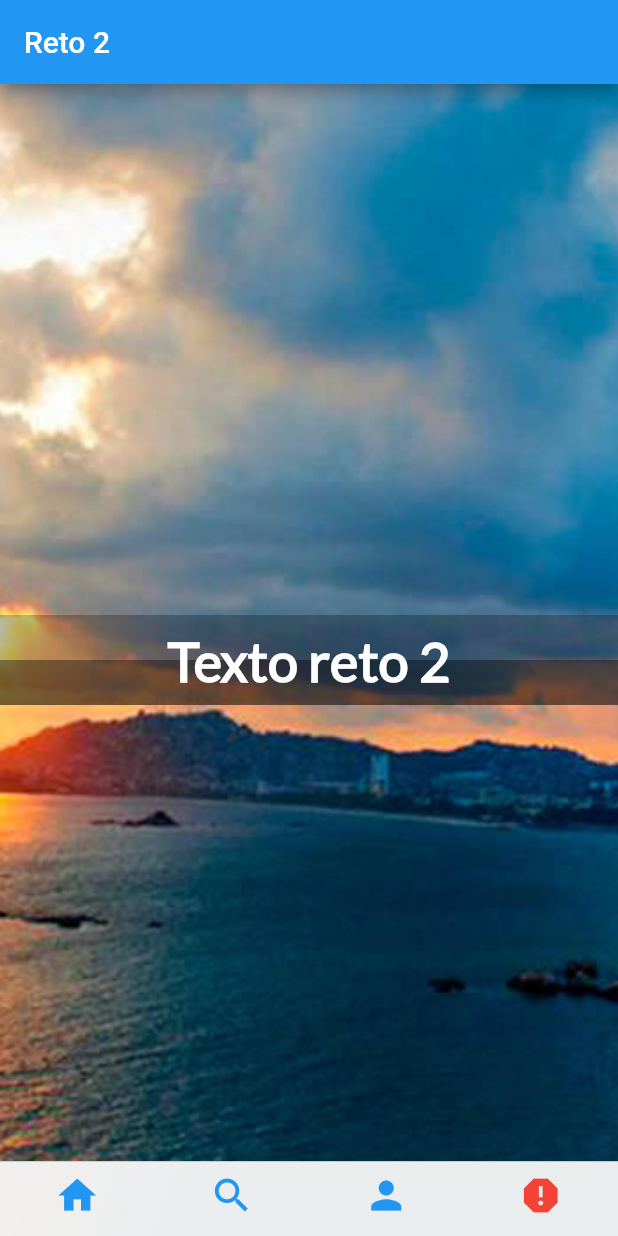
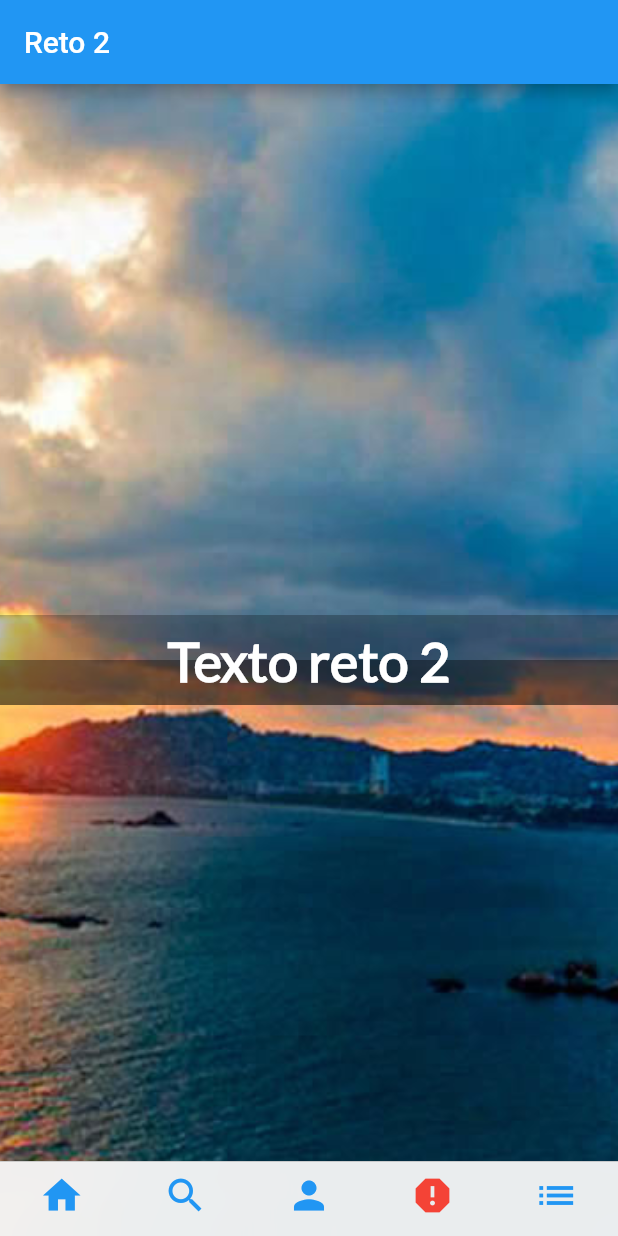
Before and after one commit to rendondeveloper/Flutter_course, a Flutter app: the screen it shows after launch, item 4 of the bottom bar chosen, on a phone screen of 412 x 824 dp. Run offline on Flutter 3.47's test engine with Material 2 defaults, Android fonts, the phone set to English and light mode, and no system bars.

Commit message:
Se agrega menu para el reto 3 del curso de platzi

```diff
--- a/lib/platzi_cupertino.dart
+++ b/lib/platzi_cupertino.dart
@@ -1,5 +1,6 @@
 import 'package:flutter/material.dart';
 import 'package:flutter/cupertino.dart';
+import 'package:flutter_platzi_app/ReportThree.dart';
 import 'package:flutter_platzi_app/report.dart';
 import 'profile.dart';
 import 'search.dart';
@@ -24,9 +25,11 @@ class PlatziCupertino extends StatelessWidget {
                 activeIcon: Icon(Icons.person, color: Colors.red)),
             BottomNavigationBarItem(
                 icon: Icon(Icons.report, color: Colors.blue),
-                activeIcon: Icon(Icons.report, color: Colors.red))
-          ],
-        ),
+                activeIcon: Icon(Icons.report, color: Colors.red)),
+            BottomNavigationBarItem(
+              icon: Icon(Icons.list, color: Colors.blue),
+              activeIcon: Icon(Icons.list, color: Colors.red))
+        ]),
         tabBuilder: (BuildContext context, int index){
           switch(index){
             case 0:
@@ -49,6 +52,11 @@ class PlatziCupertino extends StatelessWidget {
                 builder: (BuildContext context) => Report(),
               );
               break;
+            case 4:
+              return CupertinoTabView(
+                builder: (BuildContext context) => ReportThree(),
+              );
+              break;
           }
         },
       ),
```
Also changed, not shown: lib/ReportThree.dart (added, +9 -0 lines), lib/card_report_three.dart (added, +16 -0 lines).
